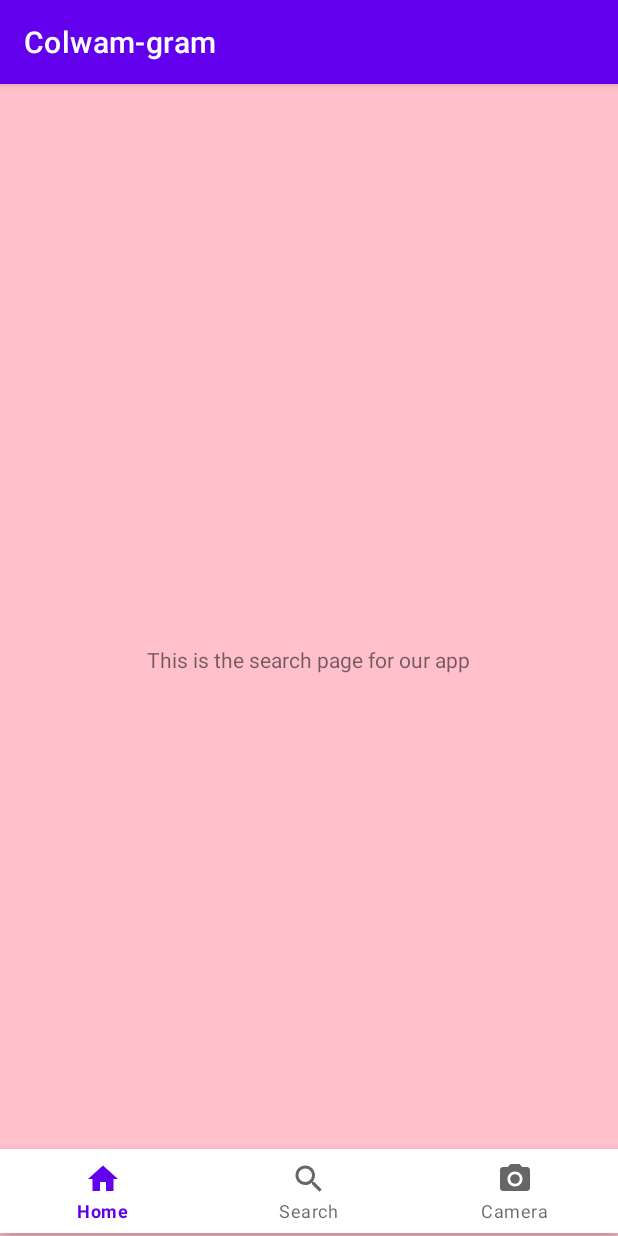
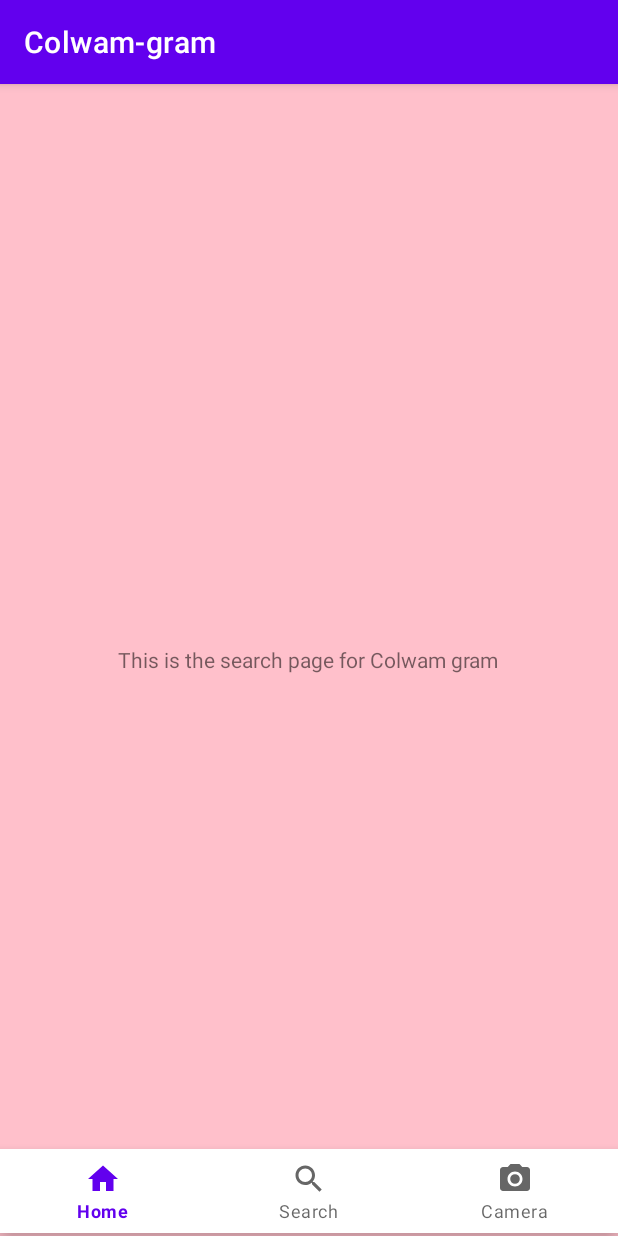
Before and after one commit to colwam/Colwam-gram, an Android app: the SearchFragment screen opened through its navigation route, on a phone screen of 412 x 824 dp. Run offline under Robolectric (Android 15) with nearby library versions, the phone set to English and light mode, and no system bars.

Commit message:
edited search string

```diff
--- a/app/src/main/res/values/strings.xml
+++ b/app/src/main/res/values/strings.xml
@@ -3,6 +3,6 @@
     <!-- TODO: Remove or change this placeholder text -->
     <string name="hello_blank_fragment">Hello blank fragment</string>
     <string name="home">This is the Home page for our app</string>
-    <string name="search">This is the search page for our app</string>
+    <string name="search">This is the search page for Colwam gram</string>
     <string name="camera">This is the camera page for our app.Lets enjoy sharing moments</string>
 </resources>
```
